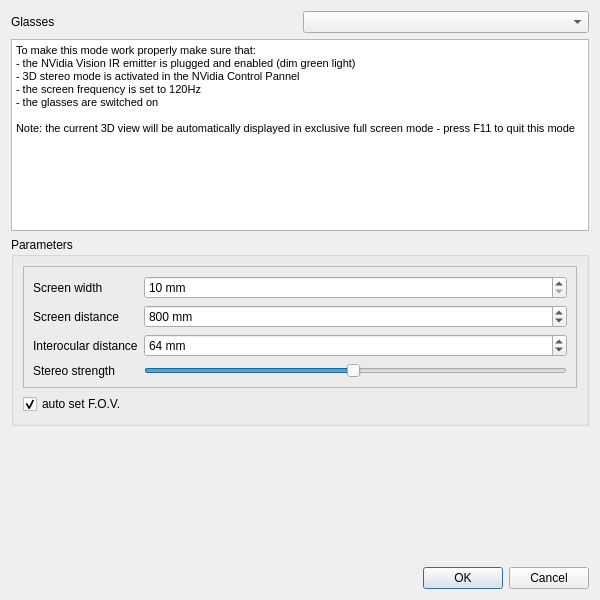
Above: libs/CCAppCommon/ui/stereoModeDlg.ui from CloudCompare/CloudCompare before the change. Below: the same form after it.
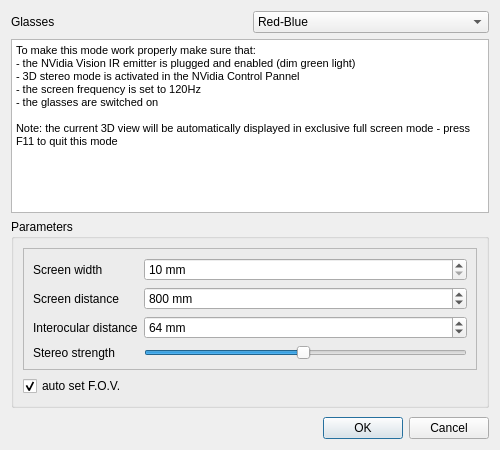
That is the form after the change. Icons and pictures are not drawn.

Commit message: Side-by-side stereo display mode

The edit to the form file:
```diff
--- a/libs/CCAppCommon/ui/stereoModeDlg.ui
+++ b/libs/CCAppCommon/ui/stereoModeDlg.ui
@@ -6,8 +6,8 @@
    <rect>
     <x>0</x>
     <y>0</y>
-    <width>600</width>
-    <height>600</height>
+    <width>500</width>
+    <height>450</height>
    </rect>
   </property>
   <property name="windowTitle">
@@ -26,7 +26,7 @@
      <item>
       <widget class="QComboBox" name="glassTypeComboBox">
        <property name="currentIndex">
-        <number>6</number>
+        <number>0</number>
        </property>
        <item>
         <property name="text">
@@ -90,16 +90,19 @@
     <widget class="QTextEdit" name="warningTextEdit">
      <property name="html">
       <string>&lt;!DOCTYPE HTML PUBLIC &quot;-//W3C//DTD HTML 4.0//EN&quot; &quot;http://www.w3.org/TR/REC-html40/strict.dtd&quot;&gt;
-&lt;html&gt;&lt;head&gt;&lt;meta name=&quot;qrichtext&quot; content=&quot;1&quot; /&gt;&lt;style type=&quot;text/css&quot;&gt;
+&lt;html&gt;&lt;head&gt;&lt;meta name=&quot;qrichtext&quot; content=&quot;1&quot; /&gt;&lt;meta charset=&quot;utf-8&quot; /&gt;&lt;style type=&quot;text/css&quot;&gt;
 p, li { white-space: pre-wrap; }
-&lt;/style&gt;&lt;/head&gt;&lt;body style=&quot; font-family:'MS Shell Dlg 2'; font-size:8pt; font-weight:400; font-style:normal;&quot;&gt;
-&lt;p style=&quot; margin-top:0px; margin-bottom:0px; margin-left:0px; margin-right:0px; -qt-block-indent:0; text-indent:0px;&quot;&gt;To make this mode work properly make sure that:&lt;/p&gt;
-&lt;p style=&quot; margin-top:0px; margin-bottom:0px; margin-left:0px; margin-right:0px; -qt-block-indent:0; text-indent:0px;&quot;&gt;- the NVidia Vision IR emitter is plugged and enabled (dim green light)&lt;/p&gt;
-&lt;p style=&quot; margin-top:0px; margin-bottom:0px; margin-left:0px; margin-right:0px; -qt-block-indent:0; text-indent:0px;&quot;&gt;- 3D stereo mode is activated in the NVidia Control Pannel&lt;/p&gt;
-&lt;p style=&quot; margin-top:0px; margin-bottom:0px; margin-left:0px; margin-right:0px; -qt-block-indent:0; text-indent:0px;&quot;&gt;- the screen frequency is set to 120Hz&lt;/p&gt;
-&lt;p style=&quot; margin-top:0px; margin-bottom:0px; margin-left:0px; margin-right:0px; -qt-block-indent:0; text-indent:0px;&quot;&gt;- the glasses are switched on&lt;/p&gt;
-&lt;p style=&quot;-qt-paragraph-type:empty; margin-top:0px; margin-bottom:0px; margin-left:0px; margin-right:0px; -qt-block-indent:0; text-indent:0px;&quot;&gt;&lt;br /&gt;&lt;/p&gt;
-&lt;p style=&quot; margin-top:0px; margin-bottom:0px; margin-left:0px; margin-right:0px; -qt-block-indent:0; text-indent:0px;&quot;&gt;Note: the current 3D view will be automatically displayed in exclusive full screen mode - press F11 to quit this mode&lt;/p&gt;&lt;/body&gt;&lt;/html&gt;</string>
+hr { height: 1px; border-width: 0; }
+li.unchecked::marker { content: &quot;\2610&quot;; }
+li.checked::marker { content: &quot;\2612&quot;; }
+&lt;/style&gt;&lt;/head&gt;&lt;body style=&quot; font-family:'Segoe UI'; font-size:9pt; font-weight:400; font-style:normal;&quot;&gt;
+&lt;p style=&quot; margin-top:0px; margin-bottom:0px; margin-left:0px; margin-right:0px; -qt-block-indent:0; text-indent:0px;&quot;&gt;&lt;span style=&quot; font-family:'MS Shell Dlg 2'; font-size:8pt;&quot;&gt;To make this mode work properly make sure that:&lt;/span&gt;&lt;/p&gt;
+&lt;p style=&quot; margin-top:0px; margin-bottom:0px; margin-left:0px; margin-right:0px; -qt-block-indent:0; text-indent:0px;&quot;&gt;&lt;span style=&quot; font-family:'MS Shell Dlg 2'; font-size:8pt;&quot;&gt;- the NVidia Vision IR emitter is plugged and enabled (dim green light)&lt;/span&gt;&lt;/p&gt;
+&lt;p style=&quot; margin-top:0px; margin-bottom:0px; margin-left:0px; margin-right:0px; -qt-block-indent:0; text-indent:0px;&quot;&gt;&lt;span style=&quot; font-family:'MS Shell Dlg 2'; font-size:8pt;&quot;&gt;- 3D stereo mode is activated in the NVidia Control Pannel&lt;/span&gt;&lt;/p&gt;
+&lt;p style=&quot; margin-top:0px; margin-bottom:0px; margin-left:0px; margin-right:0px; -qt-block-indent:0; text-indent:0px;&quot;&gt;&lt;span style=&quot; font-family:'MS Shell Dlg 2'; font-size:8pt;&quot;&gt;- the screen frequency is set to 120Hz&lt;/span&gt;&lt;/p&gt;
+&lt;p style=&quot; margin-top:0px; margin-bottom:0px; margin-left:0px; margin-right:0px; -qt-block-indent:0; text-indent:0px;&quot;&gt;&lt;span style=&quot; font-family:'MS Shell Dlg 2'; font-size:8pt;&quot;&gt;- the glasses are switched on&lt;/span&gt;&lt;/p&gt;
+&lt;p style=&quot;-qt-paragraph-type:empty; margin-top:0px; margin-bottom:0px; margin-left:0px; margin-right:0px; -qt-block-indent:0; text-indent:0px; font-family:'MS Shell Dlg 2'; font-size:8pt;&quot;&gt;&lt;br /&gt;&lt;/p&gt;
+&lt;p style=&quot; margin-top:0px; margin-bottom:0px; margin-left:0px; margin-right:0px; -qt-block-indent:0; text-indent:0px;&quot;&gt;&lt;span style=&quot; font-family:'MS Shell Dlg 2'; font-size:8pt;&quot;&gt;Note: the current 3D view will be automatically displayed in exclusive full screen mode - press F11 to quit this mode&lt;/span&gt;&lt;/p&gt;&lt;/body&gt;&lt;/html&gt;</string>
      </property>
     </widget>
    </item>
```
Left out of the diff: 35 changed lines with no effect on the pictures. The commit also changes 8 other files.
